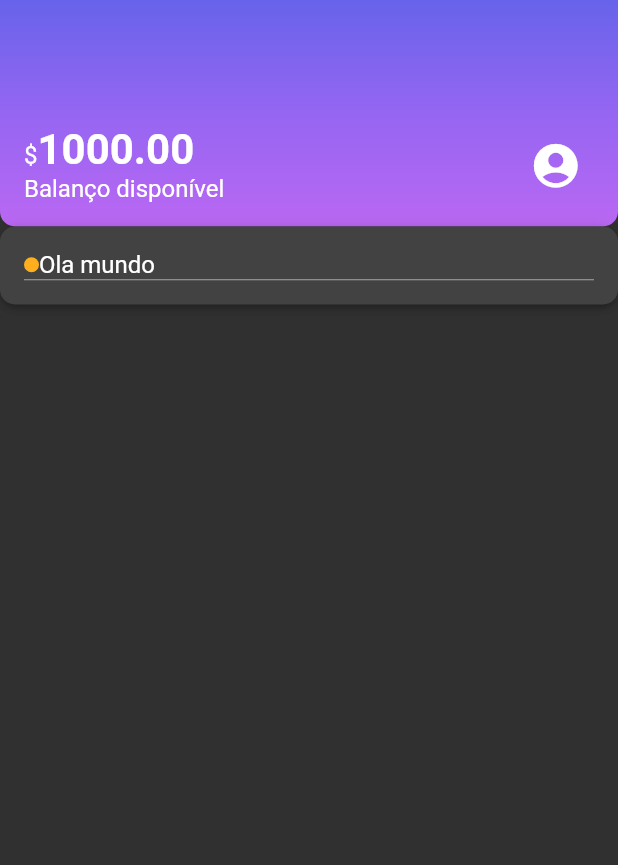
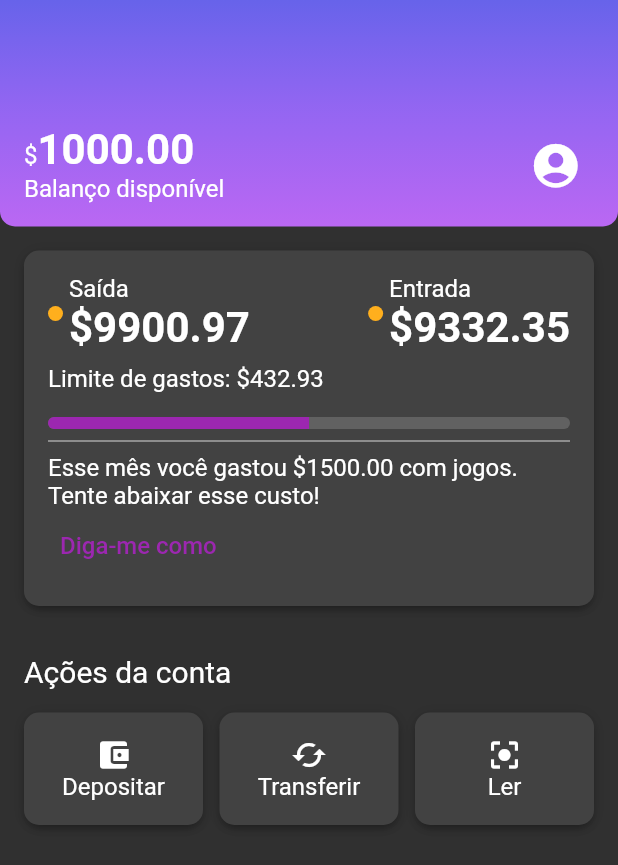
Before and after one commit to RafaellaBarbosa/alubank, a Flutter app: the screen it shows after launch, on a phone screen of 412 x 824 dp. Shown: the top 865 px of the screen. Run offline on Flutter 3.47's test engine with Material 2 defaults, Android fonts, the phone set to English and light mode, and no system bars.

Commit message:
Implementando o AccountActions

```diff
--- a/lib/components/box_card.dart
+++ b/lib/components/box_card.dart
@@ -2,18 +2,23 @@ import 'package:flutter/material.dart';
 
 class BoxCard extends StatelessWidget {
   final Widget boxContent;
+  final void Function()? onTap;
 
-  const BoxCard({super.key, required this.boxContent});
+  const BoxCard({super.key, required this.boxContent, this.onTap});
 
   @override
   Widget build(BuildContext context) {
-    return Container(
+    return InkWell(
+      borderRadius: BorderRadius.circular(10),
+      onTap: onTap,
+      child: Ink(
         padding: const EdgeInsets.all(16),
         decoration: BoxDecoration(
             borderRadius: BorderRadius.circular(10),
             boxShadow: kElevationToShadow[3],
             color: Theme.of(context).cardColor),
         child: boxContent,
+      ),
     );
   }
 }
--- a/lib/components/content_division.dart
+++ b/lib/components/content_division.dart
@@ -7,8 +7,9 @@ class ContentDivision extends StatelessWidget {
   @override
   Widget build(BuildContext context) {
     return const Divider(
-      height: 1,
+      height: 16,
       color: ThemeColors.division,
+      thickness: 1,
     );
   }
 }
--- /dev/null
+++ b/lib/components/sections/account_actions.dart
@@ -0,0 +1,72 @@
+import 'package:alubank/components/box_card.dart';
+import 'package:flutter/material.dart';
+
+class AccountActions extends StatelessWidget {
+  const AccountActions({Key? key}) : super(key: key);
+
+  @override
+  Widget build(BuildContext context) {
+    return Padding(
+      padding: const EdgeInsets.all(16),
+      child: Column(crossAxisAlignment: CrossAxisAlignment.start, children: [
+        Text(
+          'Ações da conta',
+          style: Theme.of(context).textTheme.titleMedium,
+        ),
+        const SizedBox(height: 16),
+        Row(
+          children: [
+            Expanded(
+              child: BoxCard(
+                onTap: () {},
+                boxContent: const _AccountActionsContent(
+                  icon: Icons.account_balance_wallet,
+                  text: 'Depositar',
+                ),
+              ),
+            ),
+            const SizedBox(width: 11),
+            Expanded(
+              child: BoxCard(
+                onTap: () {},
+                boxContent: const _AccountActionsContent(
+                  icon: Icons.cached,
+                  text: 'Transferir',
+                ),
+              ),
+            ),
+            const SizedBox(width: 11),
+            Expanded(
+              child: BoxCard(
+                onTap: () {
+                  print("Ler");
+                },
+                boxContent: const _AccountActionsContent(
+                  icon: Icons.center_focus_strong,
+                  text: 'Ler',
+                ),
+              ),
+            )
+          ],
+        )
+      ]),
+    );
+  }
+}
+
+class _AccountActionsContent extends StatelessWidget {
+  final IconData icon;
+  final String text;
+  const _AccountActionsContent(
+      {super.key, required this.icon, required this.text});
+
+  @override
+  Widget build(BuildContext context) {
+    return Column(
+      children: [
+        Icon(icon),
+        Text(text),
+      ],
+    );
+  }
+}
--- /dev/null
+++ b/lib/components/sections/recent_activity.dart
@@ -0,0 +1,107 @@
+// ignore_for_file: public_member_api_docs, sort_constructors_first
+import 'package:alubank/components/content_division.dart';
+import 'package:flutter/material.dart';
+
+import 'package:alubank/components/box_card.dart';
+import 'package:alubank/components/color_dot.dart';
+import 'package:alubank/theme/theme_colors.dart';
+
+class RecentActivity extends StatelessWidget {
+  const RecentActivity({Key? key}) : super(key: key);
+
+  @override
+  Widget build(BuildContext context) {
+    return const Padding(
+      padding: EdgeInsets.all(16),
+      child: BoxCard(
+          boxContent: _RecentActivityContent(
+        outputValue: '9900.97',
+        entryValue: '9332.35',
+        spendingLimit: '432.93',
+      )),
+    );
+  }
+}
+
+class _RecentActivityContent extends StatelessWidget {
+  final String outputValue;
+  final String entryValue;
+  final String spendingLimit;
+
+  const _RecentActivityContent({
+    Key? key,
+    required this.outputValue,
+    required this.entryValue,
+    required this.spendingLimit,
+  }) : super(key: key);
+
+  @override
+  Widget build(BuildContext context) {
+    return Column(
+      crossAxisAlignment: CrossAxisAlignment.start,
+      children: [
+        Row(
+          mainAxisAlignment: MainAxisAlignment.spaceBetween,
+          children: [
+            Row(
+              children: [
+                ColorDot(color: ThemeColors.recentActivity['spent']),
+                const SizedBox(
+                  width: 4,
+                ),
+                Column(
+                  crossAxisAlignment: CrossAxisAlignment.start,
+                  children: [
+                    const Text("Saída"),
+                    Text("\$$outputValue",
+                        style: Theme.of(context).textTheme.bodyLarge)
+                  ],
+                )
+              ],
+            ),
+            Row(
+              children: [
+                ColorDot(color: ThemeColors.recentActivity['spent']),
+                const SizedBox(
+                  width: 4,
+                ),
+                Column(
+                  crossAxisAlignment: CrossAxisAlignment.start,
+                  children: [
+                    const Text("Entrada"),
+                    Text("\$$entryValue",
+                        style: Theme.of(context).textTheme.bodyLarge)
+                  ],
+                )
+              ],
+            ),
+          ],
+        ),
+        const SizedBox(
+          height: 8,
+        ),
+        Text("Limite de gastos: \$$spendingLimit "),
+        const SizedBox(
+          height: 16,
+        ),
+        ClipRRect(
+          borderRadius: BorderRadius.circular(5),
+          child: const LinearProgressIndicator(
+            minHeight: 8,
+            value: 0.5,
+            semanticsLabel: 'Linear progress indicator',
+          ),
+        ),
+        const ContentDivision(),
+        const Text(
+            "Esse mês você gastou \$1500.00 com jogos. Tente abaixar esse custo!"),
+        TextButton(
+            onPressed: () {},
+            child: const Text(
+              "Diga-me como",
+              style: TextStyle(fontSize: 16),
+            ))
+      ],
+    );
+  }
+}
--- a/lib/screens/home.dart
+++ b/lib/screens/home.dart
@@ -1,8 +1,6 @@
-import 'package:alubank/components/box_card.dart';
-import 'package:alubank/components/color_dot.dart';
-import 'package:alubank/components/content_division.dart';
+import 'package:alubank/components/sections/account_actions.dart';
 import 'package:alubank/components/sections/header.dart';
-import 'package:alubank/theme/theme_colors.dart';
+import 'package:alubank/components/sections/recent_activity.dart';
 import 'package:flutter/material.dart';
 
 class Home extends StatelessWidget {
@@ -11,23 +9,11 @@ class Home extends StatelessWidget {
   @override
   Widget build(BuildContext context) {
     return Scaffold(
-        body: Column(
-      children: [
-        const Header(),
-        BoxCard(
-          boxContent: Column(
-            children: [
-              Row(
-                children: [
-                  ColorDot(color: ThemeColors.recentActivity['spent']),
-                  const Text("Ola mundo"),
-                ],
-              ),
-              const ContentDivision()
-            ],
-          ),
-        )
-      ],
+        body: SingleChildScrollView(
+      child: Column(
+        mainAxisAlignment: MainAxisAlignment.start,
+        children: const [Header(), RecentActivity(), AccountActions()],
+      ),
     ));
   }
 }
--- a/lib/theme/my_theme.dart
+++ b/lib/theme/my_theme.dart
@@ -8,5 +8,8 @@ ThemeData myTheme = ThemeData(
     textTheme: const TextTheme(
       bodyMedium: TextStyle(fontSize: 16),
       bodyLarge: TextStyle(fontSize: 28, fontWeight: FontWeight.bold),
-
+      titleMedium: TextStyle(
+        fontSize: 20,
+        fontWeight: FontWeight.normal,
+      ),
     ));
```
Lines whose indentation alone changed are shown as unchanged.
